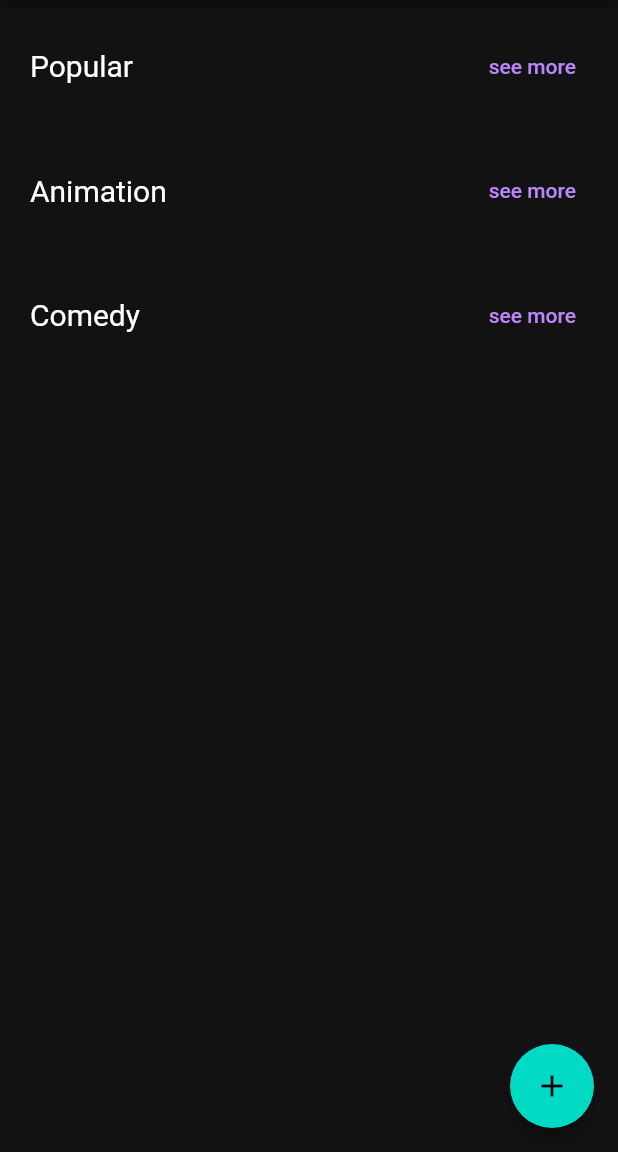
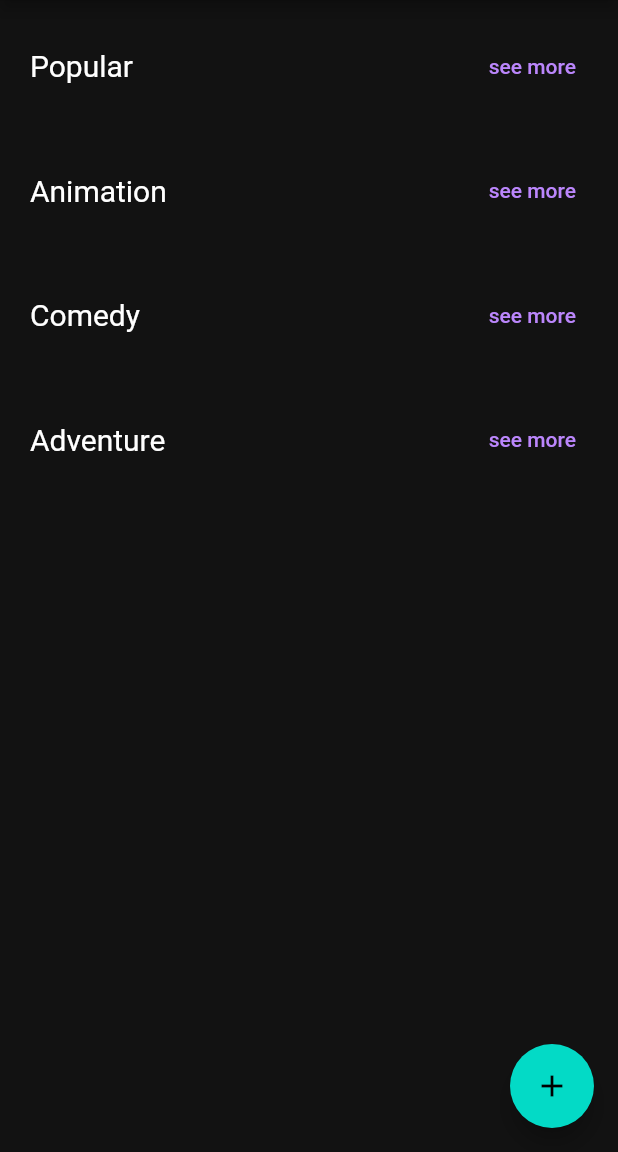
Before and after one commit to tozlukozmos/mmovie_flutter_app, a Flutter app: the Feed screen opened by its route, on a phone screen of 412 x 824 dp, the part 84-1236 px from its top. Run offline on Flutter 3.47's test engine with Material 2 defaults, Android fonts, the phone set to English and light mode, and no system bars; our stand-ins replace cloud_firestore, firebase_auth, firebase_core, google_sign_in; accounts and stored records are empty.

Commit message:
adventure category added

```diff
--- a/lib/views/feed.dart
+++ b/lib/views/feed.dart
@@ -173,6 +173,55 @@ class _Feed extends State<Feed> {
                 },
               ),
             ),
+            const SizedBox(height: 30),
+            Row(
+              mainAxisAlignment: MainAxisAlignment.spaceBetween,
+              children: [
+                const Text("Adventure", style: TextStyle(fontSize: 20)),
+                AppButtons.appTextButton(
+                  name: "see more",
+                  onPressed: () {
+                    Navigator.pushNamed(context, 'see_more_screen', arguments: {
+                      'title': 'Adventure',
+                    });
+                  },
+                ),
+              ],
+            ),
+            const SizedBox(height: 5),
+            SingleChildScrollView(
+              scrollDirection: Axis.horizontal,
+              child: StreamBuilder(
+                stream: _moviesStream
+                    .where('categories', arrayContains: 'Adventure')
+                    .limit(20)
+                    .snapshots(),
+                builder: (context, AsyncSnapshot<QuerySnapshot> snapshot) {
+                  if (snapshot.hasError) {
+                    return const Text('Something went wrong');
+                  } else if (snapshot.connectionState ==
+                      ConnectionState.waiting) {
+                    return SizedBox(
+                      width: MediaQuery.of(context).size.width,
+                      height: 300,
+                      child: const Center(child: CircularProgressIndicator()),
+                    );
+                  } else {
+                    return Row(
+                      children: snapshot.data!.docs.map((e) {
+                        Map<String, dynamic> movie =
+                        e.data()! as Map<String, dynamic>;
+                        Map<String, dynamic> _movie = {"id": e.id, ...movie};
+                        return AppCards.movieCard(
+                          movie: _movie,
+                          context: context,
+                        );
+                      }).toList(),
+                    );
+                  }
+                },
+              ),
+            ),
           ],
         ),
         floatingActionButton: FloatingActionButton(
```
